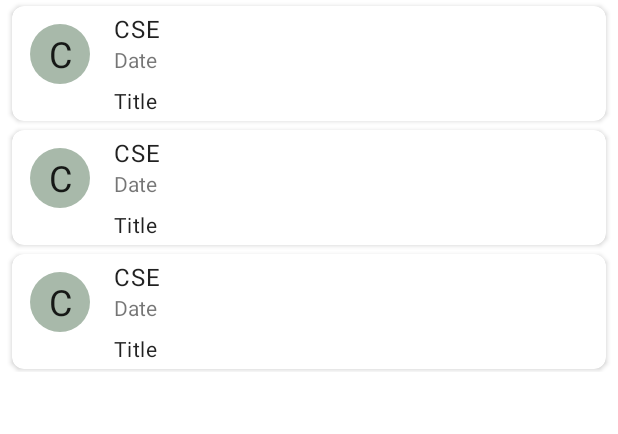
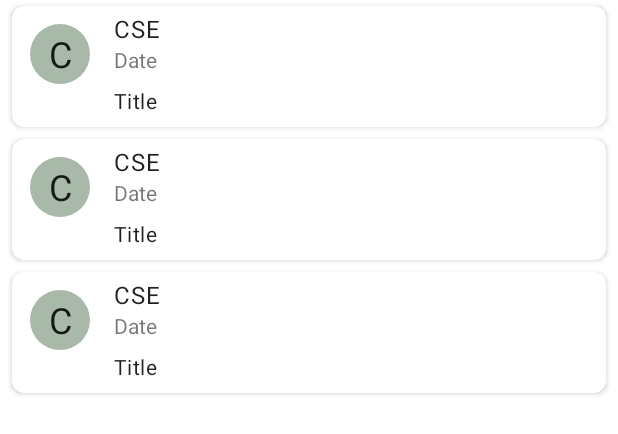
Before and after one commit to mazharulsabbir/CDC, an Android app: the layout activity_announcements.xml on its own in the app's theme, with its tools: preview values and no code run, on a phone screen of 412 x 824 dp. Shown: the top 434 px of the screen. Run offline under Robolectric (Android 15) with nearby library versions, the light colour scheme and no system bars.

Commit message:
Added Hyphenation text on activity contact us xml file, Added selectable item background on announcement view item.

```diff
--- a/app/src/main/res/layout/activity_contact_us.xml
+++ b/app/src/main/res/layout/activity_contact_us.xml
@@ -101,6 +101,7 @@
             android:layout_marginTop="16dp"
             android:layout_marginEnd="16dp"
             android:gravity="center"
+            android:hyphenationFrequency="full"
             android:text="Career Development Center (CDC)\nDaffodil International University (DIU)\nDaffodil Tower, 4/2 Sobhanbag, Dhanmondi, Dhaka-1207, Bangladesh"
             app:layout_constraintEnd_toEndOf="parent"
             app:layout_constraintStart_toStartOf="parent"
--- a/app/src/main/res/layout/example_announcement.xml
+++ b/app/src/main/res/layout/example_announcement.xml
@@ -5,15 +5,20 @@
     android:layout_height="wrap_content"
     android:layout_marginStart="8dp"
     android:layout_marginTop="4dp"
+    android:clickable="true"
+    android:focusable="true"
     android:layout_marginEnd="8dp"
-    android:layout_marginBottom="2dp"
+    android:layout_marginBottom="4dp"
     android:foreground="?attr/selectableItemBackground"
     app:cardCornerRadius="8dp">
 
     <androidx.constraintlayout.widget.ConstraintLayout
         android:layout_width="match_parent"
         android:layout_height="match_parent"
-        android:layout_margin="4dp">
+        android:layout_marginBottom="8dp"
+        android:layout_marginEnd="4dp"
+        android:layout_marginTop="4dp"
+        android:layout_marginStart="4dp">
 
         <TextView
             android:id="@+id/textView"
```
